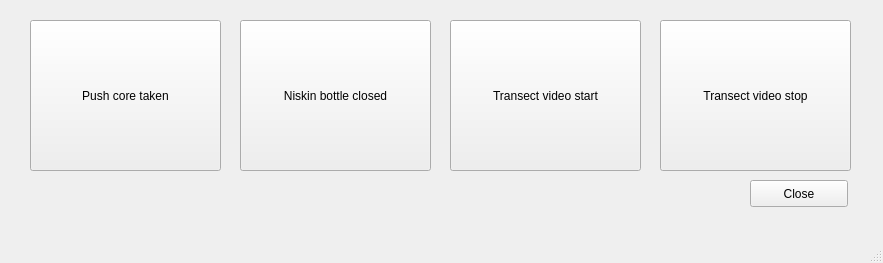
Before: the Qt Designer form logsoft.ui in MWieland/LogSoft, drawn with Qt 5.
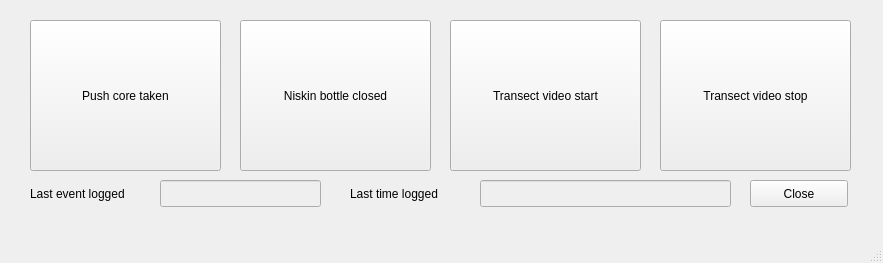
After: the same form once the commit is applied.

Commit message: very simple test application working

The edit to the form file:
```diff
--- a/logsoft.ui
+++ b/logsoft.ui
@@ -79,6 +79,58 @@
      <string>Close</string>
     </property>
    </widget>
+   <widget class="QLineEdit" name="lastEventLogTextbox">
+    <property name="enabled">
+     <bool>false</bool>
+    </property>
+    <property name="geometry">
+     <rect>
+      <x>160</x>
+      <y>180</y>
+      <width>161</width>
+      <height>27</height>
+     </rect>
+    </property>
+   </widget>
+   <widget class="QLabel" name="lastEventLogLabel">
+    <property name="geometry">
+     <rect>
+      <x>30</x>
+      <y>185</y>
+      <width>121</width>
+      <height>17</height>
+     </rect>
+    </property>
+    <property name="text">
+     <string>Last event logged</string>
+    </property>
+   </widget>
+   <widget class="QLineEdit" name="lastTimeLogTextbox">
+    <property name="enabled">
+     <bool>false</bool>
+    </property>
+    <property name="geometry">
+     <rect>
+      <x>480</x>
+      <y>180</y>
+      <width>251</width>
+      <height>27</height>
+     </rect>
+    </property>
+   </widget>
+   <widget class="QLabel" name="lastTimeLogLabel">
+    <property name="geometry">
+     <rect>
+      <x>350</x>
+      <y>185</y>
+      <width>121</width>
+      <height>17</height>
+     </rect>
+    </property>
+    <property name="text">
+     <string>Last time logged</string>
+    </property>
+   </widget>
   </widget>
   <widget class="QMenuBar" name="menubar">
    <property name="geometry">
```
The commit also changes 1 other file.
